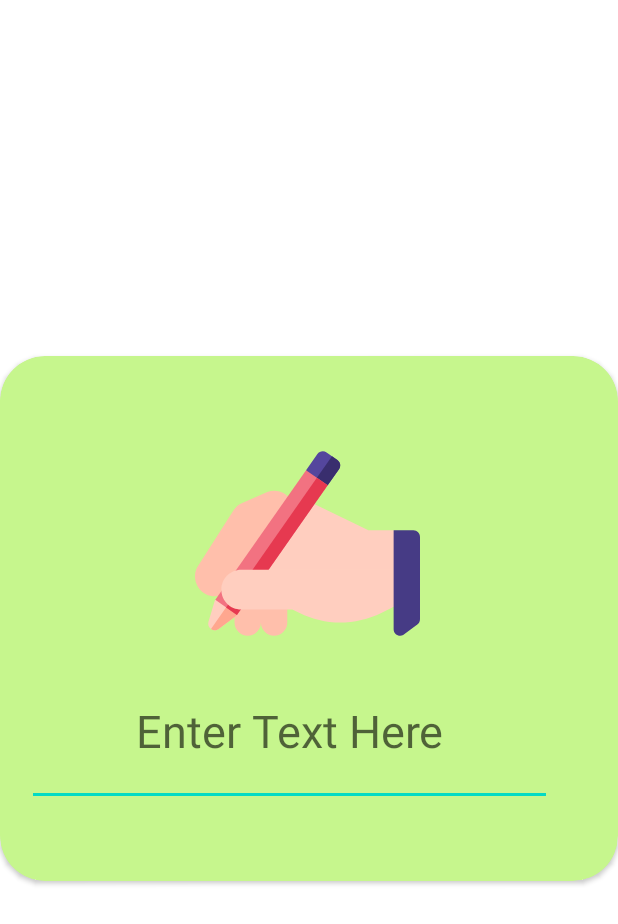
After one commit to juck0/Task-6-communication, an Android app: the layout fragment_up.xml on its own in the app's theme, with its tools: preview values and no code run, on a phone screen of 412 x 824 dp. The commit adds this screen. Shown: the top 924 px of the screen. Run offline under Robolectric (Android 15) with nearby library versions, the phone set to English and light mode, and no system bars.

Commit message:
refactor ui and create classes

```diff
--- /dev/null
+++ b/app/src/main/res/layout/fragment_up.xml
@@ -0,0 +1,43 @@
+<?xml version="1.0" encoding="utf-8"?>
+<androidx.constraintlayout.widget.ConstraintLayout xmlns:android="http://schemas.android.com/apk/res/android"
+    xmlns:tools="http://schemas.android.com/tools"
+    android:layout_width="match_parent"
+    android:layout_height="match_parent"
+    xmlns:app="http://schemas.android.com/apk/res-auto"
+    tools:context=".UpFragment">
+
+    <androidx.cardview.widget.CardView
+        android:id="@+id/card_up"
+        android:layout_width="match_parent"
+        android:layout_height="350dp"
+        android:backgroundTint="@color/light_green"
+        android:elevation="8dp"
+        app:cardCornerRadius="30dp"
+        app:layout_constraintBottom_toBottomOf="parent"
+        app:layout_constraintEnd_toEndOf="parent"
+        app:layout_constraintTop_toTopOf="parent">
+
+        <EditText
+            android:id="@+id/input_text"
+            android:layout_width="350dp"
+            android:layout_height="100dp"
+            app:layout_constraintBottom_toTopOf="@+id/button_send"
+            app:layout_constraintEnd_toEndOf="@id/fragment_up"
+            app:layout_constraintStart_toStartOf="@id/fragment_up"
+            app:layout_constraintTop_toTopOf="@id/fragment_up"
+            android:layout_marginStart="18dp"
+            android:layout_marginTop="200dp"
+            android:gravity="center"
+            android:hint="@string/enter_text_here"
+            android:inputType="text"
+            android:textSize="@dimen/text_big" />
+
+        <ImageView
+            android:layout_width="150dp"
+            android:layout_height="150dp"
+            android:layout_marginStart="130dp"
+            android:layout_marginTop="50dp"
+            android:background="@drawable/ic_writing" />
+
+    </androidx.cardview.widget.CardView>
+</androidx.constraintlayout.widget.ConstraintLayout>
```
Also changed, not shown: app/src/main/java/com/example/task6/DownFragment.kt (added, +18 -0 lines), app/src/main/java/com/example/task6/MainActivity.kt (+21 -13 lines), app/src/main/java/com/example/task6/UpFragment.kt (added, +18 -0 lines), app/src/main/res/layout/activity_main.xml (+8 -76 lines), app/src/main/res/layout/fragment_down.xml (added, +43 -0 lines).
